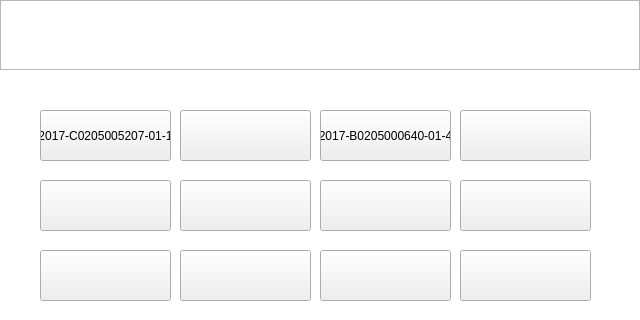
Qt form SmartCabinet/Device/devicesimulate.ui (birdman1992/SmartCabinet) before a commit; both pictures show x 0 to 640 and y 0 to 320 of the 640 by 480 pixel window.
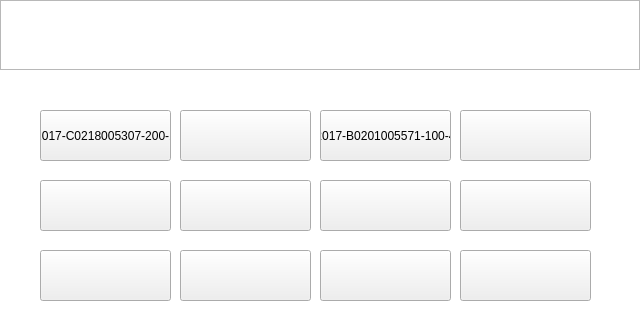
The same form after that commit.

Diff of the .ui file:
```diff
--- a/SmartCabinet/Device/devicesimulate.ui
+++ b/SmartCabinet/Device/devicesimulate.ui
@@ -228,7 +228,7 @@
         <enum>Qt::NoFocus</enum>
        </property>
        <property name="text">
-        <string>2017-C0205005207-01-1</string>
+        <string>2017-C0218005307-200-1</string>
        </property>
       </widget>
       <widget class="QPushButton" name="pushButton_6">
@@ -388,7 +388,7 @@
         <enum>Qt::NoFocus</enum>
        </property>
        <property name="text">
-        <string>2017-B0205000640-01-4</string>
+        <string>2017-B0201005571-100-4</string>
        </property>
       </widget>
       <widget class="QPushButton" name="pushButton_16">
```
